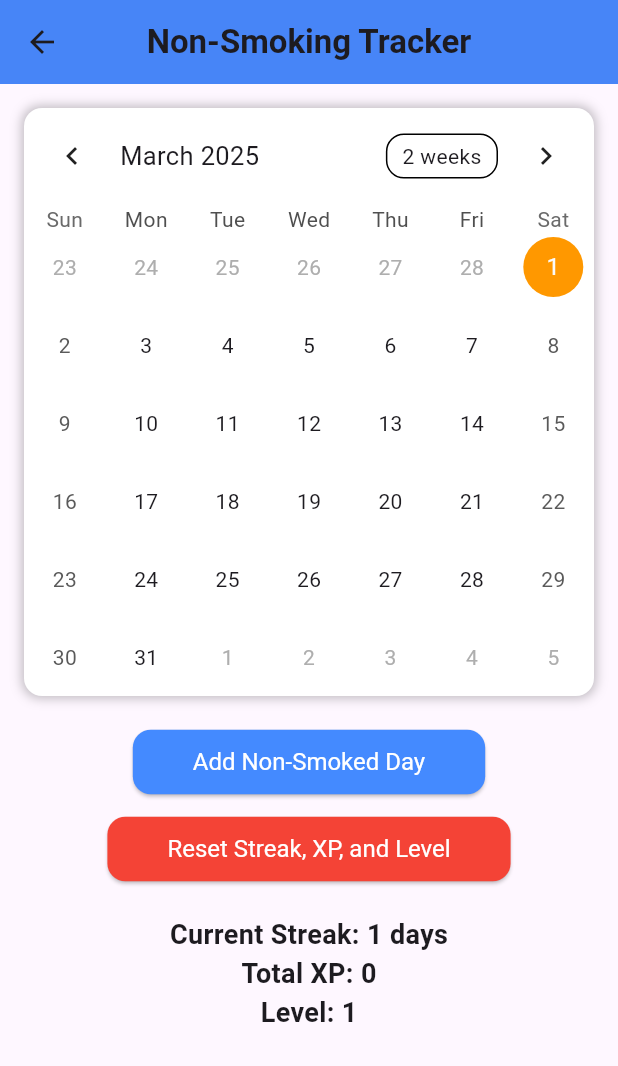
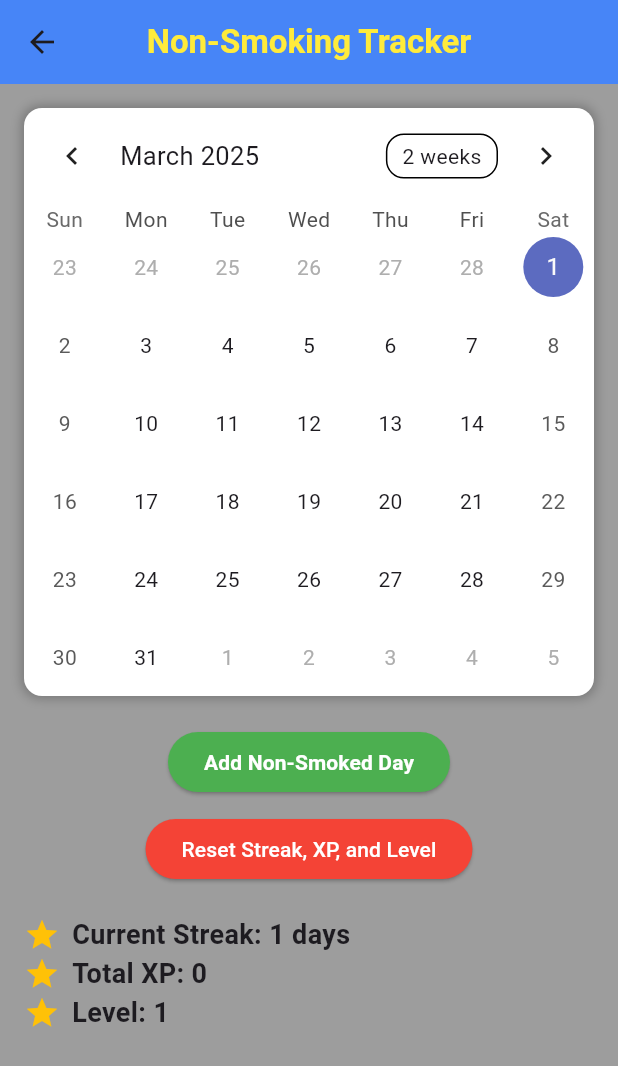
Before and after one commit to FreshStart-Team14/FreshStart, a Flutter app: the NonSmokingTrackerScreen screen opened directly, after a tap on "Add Non-Smoked Day", on a phone screen of 412 x 824 dp. Shown: the top 1066 px of the screen. Run offline on Flutter 3.47's test engine with Material 3 defaults, Android fonts, the phone set to English and light mode, and no system bars; drawn by our look-alikes of table_calendar; our stand-ins replace cloud_firestore, firebase_auth, firebase_core, fl_chart, fluttertoast, shared_preferences; accounts and stored records are empty.

Commit message:
Notification eklendi, Non-Smoking Tracker UI değiştirildi

```diff
--- a/lib/screens/non_smoking_tracker.dart
+++ b/lib/screens/non_smoking_tracker.dart
@@ -218,34 +218,33 @@ import 'package:flutter/material.dart';
 import 'package:table_calendar/table_calendar.dart';
 import 'package:shared_preferences/shared_preferences.dart';
 import 'package:cloud_firestore/cloud_firestore.dart';
+import 'package:fluttertoast/fluttertoast.dart';
 
-class NonSmokingTrackerScreen extends StatefulWidget { //Since we deal with dynamic data here, stateful is used here
+class NonSmokingTrackerScreen extends StatefulWidget {
   @override
   _NonSmokingTrackerScreenState createState() => _NonSmokingTrackerScreenState();
 }
 
 class _NonSmokingTrackerScreenState extends State<NonSmokingTrackerScreen> {
-
   Map<DateTime, List<String>> _nonSmokingDays = {};
   DateTime _selectedDay = DateTime.now();
-  CalendarFormat _calendarFormat = CalendarFormat.month; //From flutter package
+  CalendarFormat _calendarFormat = CalendarFormat.month;
   int _currentStreak = 0;
   int _totalXP = 0;
-  int _level = 1; //Variables
+  int _level = 1;
 
   @override
-  void initState() { //This method is called when widget is first created
+  void initState() {
     super.initState();
     _loadNonSmokingDays();
     _loadStreakData();
   }
 
   void _loadNonSmokingDays() async {
-    String userId = FirebaseAuth.instance.currentUser!.uid; //Get user's id to fetch its data
+    String userId = FirebaseAuth.instance.currentUser!.uid;
 
-    // Load non-smoking days from Firestore
     try {
-      DocumentSnapshot snapshot = await FirebaseFirestore.instance.collection('users').doc(userId).get(); //DocumentSnapshot is a firestore package. Stores single document values in it
+      DocumentSnapshot snapshot = await FirebaseFirestore.instance.collection('users').doc(userId).get();
       if (snapshot.exists) {
         List<String> savedDays = List<String>.from(snapshot.get('nonSmokingDays') ?? []);
         setState(() {
@@ -262,9 +261,8 @@ class _NonSmokingTrackerScreenState extends State<NonSmokingTrackerScreen> {
   void _loadStreakData() async {
     String userId = FirebaseAuth.instance.currentUser!.uid;
 
-    // Load streak data from Firestore
     try {
-      DocumentSnapshot snapshot = await FirebaseFirestore.instance.collection('users').doc(userId).get(); //DocumentSnapshot is a firestore package. Stores single document values in it
+      DocumentSnapshot snapshot = await FirebaseFirestore.instance.collection('users').doc(userId).get();
       if (snapshot.exists) {
         _currentStreak = snapshot.get('currentStreak') ?? 0;
         _totalXP = snapshot.get('totalXP') ?? 0;
@@ -276,40 +274,43 @@ class _NonSmokingTrackerScreenState extends State<NonSmokingTrackerScreen> {
     }
   }
 
-  // SharedPreferences is flutter plugin to store data in key-value format on user device
   void _checkForStreakReset() async {
-    SharedPreferences prefs = await SharedPreferences.getInstance(); //Gets user's saved preference instance
-    DateTime lastAddedDay = DateTime.parse(prefs.getString('lastAddedDay') ?? DateTime.now().toIso8601String()); //toIso8601String() converts date into string format, dart built-in function
+    SharedPreferences prefs = await SharedPreferences.getInstance();
+    DateTime lastAddedDay = DateTime.parse(prefs.getString('lastAddedDay') ?? DateTime.now().toIso8601String());
 
     if (DateTime.now().difference(lastAddedDay).inDays > 1) {
       _currentStreak = 0;
-      await prefs.setInt('currentStreak', _currentStreak); //Updates saved preference of the user
+      await prefs.setInt('currentStreak', _currentStreak);
     }
   }
 
   void _saveNonSmokingDay() async {
     String userId = FirebaseAuth.instance.currentUser!.uid;
     SharedPreferences prefs = await SharedPreferences.getInstance();
-    List<String> savedDays = _nonSmokingDays.keys.map((e) => e.toIso8601String()).toList();
+    List<String> savedDays = _nonSmokingDays.keys.map((e) => e.toIso8601String().split('T')[0]).toList();
 
     final todayString = DateTime.now().toIso8601String().split('T')[0];
 
-    if (!savedDays.contains(todayString)) { //To check if user already gave entry to streak already or not
+    if (!savedDays.contains(todayString)) {
       savedDays.add(todayString);
       _nonSmokingDays[DateTime.now()] = ['Non-Smoked'];
 
-
       try {
-        await FirebaseFirestore.instance.collection('users').doc(userId).update({ //To save non-smoked day to firestore
+        await FirebaseFirestore.instance.collection('users').doc(userId).update({
           'nonSmokingDays': savedDays,
         });
-        _updateStreakAndXP(); //Update streak and XP after saving the day
+        _updateStreakAndXP();
       } catch (e) {
         print('Error saving non-smoked day to Firestore: $e');
       }
-      await prefs.setString('lastAddedDay', DateTime.now().toIso8601String()); //Update last added day to prevent reset on next check
+
+      await prefs.setString('lastAddedDay', DateTime.now().toIso8601String());
     } else {
-      print('Non-smoked day already recorded for today.');
+      Fluttertoast.showToast(
+        msg: "This day is already marked.",
+        toastLength: Toast.LENGTH_SHORT,
+        gravity: ToastGravity.BOTTOM,
+      );
     }
 
     setState(() {
@@ -322,18 +323,17 @@ class _NonSmokingTrackerScreenState extends State<NonSmokingTrackerScreen> {
 
     _currentStreak++;
 
-    int earnedXP = (_currentStreak % 15 == 0) ? (_currentStreak ~/ 15) * 500 : 0; //update XP based on current streak
+    int earnedXP = (_currentStreak % 15 == 0) ? (_currentStreak ~/ 15) * 500 : 0;
     _totalXP += earnedXP;
     _level = _calculateLevel(_totalXP);
 
     try {
-      await FirebaseFirestore.instance.collection('users').doc(userId).update({ //firestore update
+      await FirebaseFirestore.instance.collection('users').doc(userId).update({
         'currentStreak': _currentStreak,
         'totalXP': _totalXP,
         'level': _level,
         'lastAddedDay': DateTime.now().toIso8601String(),
       });
-      print('Document updated successfully.');
     } catch (e) {
       print('Error updating Firestore: $e');
     }
@@ -356,7 +356,7 @@ class _NonSmokingTrackerScreenState extends State<NonSmokingTrackerScreen> {
     String userId = FirebaseAuth.instance.currentUser!.uid;
 
     try {
-      await FirebaseFirestore.instance.collection('users').doc(userId).update({ //to reset progress in firestore
+      await FirebaseFirestore.instance.collection('users').doc(userId).update({
         'currentStreak': 0,
         'totalXP': 0,
         'level': 1,
@@ -364,11 +364,11 @@ class _NonSmokingTrackerScreenState extends State<NonSmokingTrackerScreen> {
         'nonSmokingDays': [],
       });
 
-      setState(() { //To reset local state
+      setState(() {
         _currentStreak = 0;
         _totalXP = 0;
         _level = 1;
-        _nonSmokingDays.clear(); // Clear the local non-smoking days
+        _nonSmokingDays.clear();
       });
     } catch (e) {
       print('Error resetting data in Firestore: $e');
@@ -378,10 +378,14 @@ class _NonSmokingTrackerScreenState extends State<NonSmokingTrackerScreen> {
   @override
   Widget build(BuildContext context) {
     return Scaffold(
+      backgroundColor: const Color.fromARGB(255, 157, 157, 157), // Light grey background
       appBar: AppBar(
-        title: Text('Non-Smoking Tracker', style: TextStyle(fontWeight: FontWeight.bold)),
+        title: Text(
+          'Non-Smoking Tracker',
+          style: TextStyle(fontWeight: FontWeight.bold, color: Colors.yellow),
+        ),
         centerTitle: true,
-        backgroundColor:Colors.blueAccent, // header
+        backgroundColor: Colors.blueAccent, // Blue header
         elevation: 4,
       ),
       body: Padding(
@@ -390,7 +394,7 @@ class _NonSmokingTrackerScreenState extends State<NonSmokingTrackerScreen> {
           children: [
             Container(
               decoration: BoxDecoration(
-                color: Colors.white,
+                color: Colors.white, // Calendar remains white
                 borderRadius: BorderRadius.circular(12),
                 boxShadow: [
                   BoxShadow(
@@ -400,91 +404,67 @@ class _NonSmokingTrackerScreenState extends State<NonSmokingTrackerScreen> {
                   ),
                 ],
               ),
-              child: TableCalendar( //Calendar Widget from flutter package
+              child: TableCalendar(
                 focusedDay: _selectedDay,
                 firstDay: DateTime.utc(2020, 1, 1),
                 lastDay: DateTime.utc(2030, 12, 31),
                 calendarFormat: _calendarFormat,
-                selectedDayPredicate: (day) {
-                  return isSameDay(_selectedDay, day);
-                },
+                selectedDayPredicate: (day) => isSameDay(_selectedDay, day),
                 onDaySelected: (selectedDay, focusedDay) {
                   setState(() {
                     _selectedDay = selectedDay;
                     _calendarFormat = CalendarFormat.month;
                   });
                 },
-                onFormatChanged: (format) {
-                  setState(() {
-                    _calendarFormat = format;
-                  });
-                },
-                eventLoader: (day) {
-                  return _nonSmokingDays[day] ?? [];
-                },
-                calendarStyle: CalendarStyle(
-                  markerDecoration: BoxDecoration(
-                    color: Colors.green,
-                    shape: BoxShape.circle,
-                  ),
-                  todayDecoration: BoxDecoration(
-                    color: Colors.blueAccent,
-                    shape: BoxShape.circle,
-                  ),
-                  selectedDecoration: BoxDecoration(
-                    color: Colors.orange,
-                    shape: BoxShape.circle,
-                  ),
-                  markersMaxCount: 1,
-                ),
+                eventLoader: (day) => _nonSmokingDays[day] ?? [],
               ),
             ),
             SizedBox(height: 20),
-            // Add Non-Smoked Day Button
-            ElevatedButton( // Button design to save non smoked day
-              onPressed: _saveNonSmokingDay, //when pressed this method is launched
-              child: Text('Add Non-Smoked Day'),
+            ElevatedButton(
+              onPressed: _saveNonSmokingDay,
+              child: Text(
+                'Add Non-Smoked Day',
+                style: TextStyle(fontWeight: FontWeight.bold),
+              ),
               style: ElevatedButton.styleFrom(
-                backgroundColor:Colors.blueAccent,
+                backgroundColor: Colors.green,
                 foregroundColor: Colors.white,
-                padding: EdgeInsets.symmetric(horizontal: 40, vertical: 12),
-                textStyle: TextStyle(fontSize: 16),
-                shape: RoundedRectangleBorder(
-                  borderRadius: BorderRadius.circular(12),
-                ),
               ),
             ),
             SizedBox(height: 10),
-            ElevatedButton( // Reset Streak Button
-              onPressed: _resetData, //When this button is clicked this method will be launched
+            ElevatedButton(
+              onPressed: _resetData,
               child: Text('Reset Streak, XP, and Level'),
               style: ElevatedButton.styleFrom(
-                backgroundColor: Colors.red, // Red button for resetting
-                padding: EdgeInsets.symmetric(horizontal: 40, vertical: 12),
-                textStyle: TextStyle(fontSize: 16),
+                backgroundColor: Colors.red,
                 foregroundColor: Colors.white,
-                shape: RoundedRectangleBorder(
-                  borderRadius: BorderRadius.circular(12),
-                ),
               ),
             ),
             SizedBox(height: 20),
-            // Streak, XP, Level Information
-            Text(
-              'Current Streak: $_currentStreak days',
-              style: TextStyle(fontSize: 18, fontWeight: FontWeight.bold),
-            ),
-            Text(
-              'Total XP: $_totalXP',
-              style: TextStyle(fontSize: 18, fontWeight: FontWeight.bold),
-            ),
-            Text(
-              'Level: $_level',
-              style: TextStyle(fontSize: 18, fontWeight: FontWeight.bold),
+            Column(
+              crossAxisAlignment: CrossAxisAlignment.start,
+              children: [
+                _infoRow('Current Streak: $_currentStreak days'),
+                _infoRow('Total XP: $_totalXP'),
+                _infoRow('Level: $_level'),
+              ],
             ),
           ],
         ),
       ),
     );
   }
+
+  Widget _infoRow(String text) {
+    return Row(
+      children: [
+        Icon(Icons.star, color: Colors.amber),
+        SizedBox(width: 8),
+        Text(
+          text,
+          style: TextStyle(fontSize: 18, fontWeight: FontWeight.bold),
+        ),
+      ],
+    );
+  }
 }
--- a/pubspec.yaml
+++ b/pubspec.yaml
@@ -8,6 +8,7 @@ environment:
 dependencies:
   flutter:
     sdk: flutter
+  fluttertoast: ^8.2.4
   provider: ^6.0.0
   shared_preferences: ^2.3.2
   table_calendar: ^3.1.2
@@ -15,7 +16,7 @@ dependencies:
   firebase_core: ^3.6.0
   firebase_auth: ^5.3.1
   cloud_firestore: ^5.6.0
-  fl_chart: ^0.70.2
+  fl_chart: any
 
 
 
```
Also changed, not shown: pubspec.lock, 8 other files.
